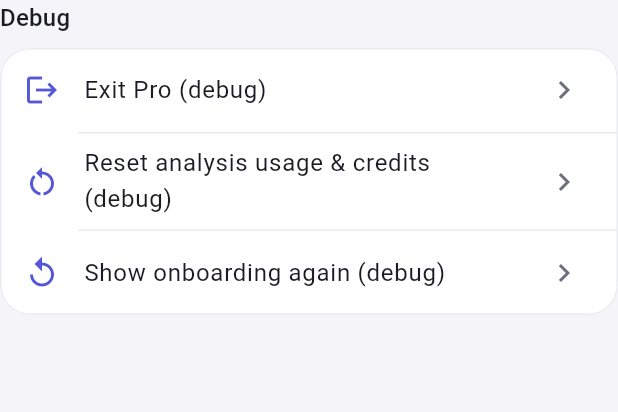
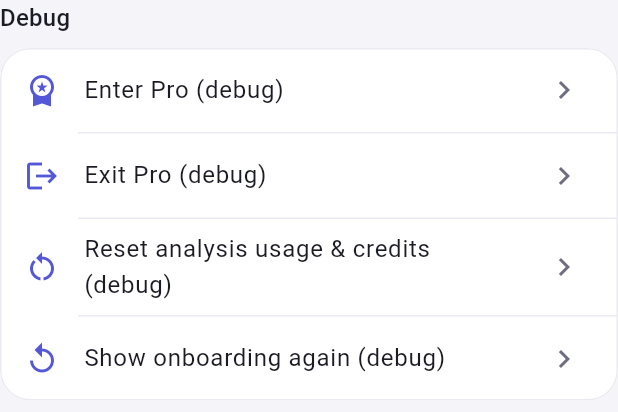
Before and after one commit to dogualagoz/ai-gallery-organizer, a Flutter app: the _DebugSection widget shown alone on an empty page, opened directly, on a phone screen of 412 x 824 dp. Shown: the top 412 px of the screen. Run offline on Flutter 3.47's test engine with Material 3 defaults, Android fonts, the phone set to English and light mode, and no system bars; our stand-ins replace firebase_ai, firebase_core, flutter_riverpod, flutter_secure_storage, go_router, hive_ce and 6 more; missing offline and left inert: firebase_app_check, liquid_glass_renderer, photo_manager, photo_manager_image_provider; accounts and stored records are empty; generated files the repository leaves out were written again; statements that could not run were skipped.

Commit message:
feat(settings): add Enter Pro debug toggle
Debug bölümüne setPro(true) çağıran "Enter Pro (debug)" satırı eklendi;
Pro deneyimini incelemek için hızlı geçiş sağlar.

Co-Authored-By: Claude Opus 4.8 <noreply@anthropic.com>

```diff
--- a/lib/features/settings/settings_screen.dart
+++ b/lib/features/settings/settings_screen.dart
@@ -409,6 +409,11 @@ class _DebugSection extends ConsumerWidget {
         _SettingsGroup(
           children: [
             _SettingsTile(
+              icon: Icons.workspace_premium,
+              label: 'Enter Pro (debug)',
+              onTap: () => ref.read(entitlementProvider.notifier).setPro(true),
+            ),
+            _SettingsTile(
               icon: Icons.logout,
               label: 'Exit Pro (debug)',
               onTap: () => ref.read(entitlementProvider.notifier).setPro(false),
```
